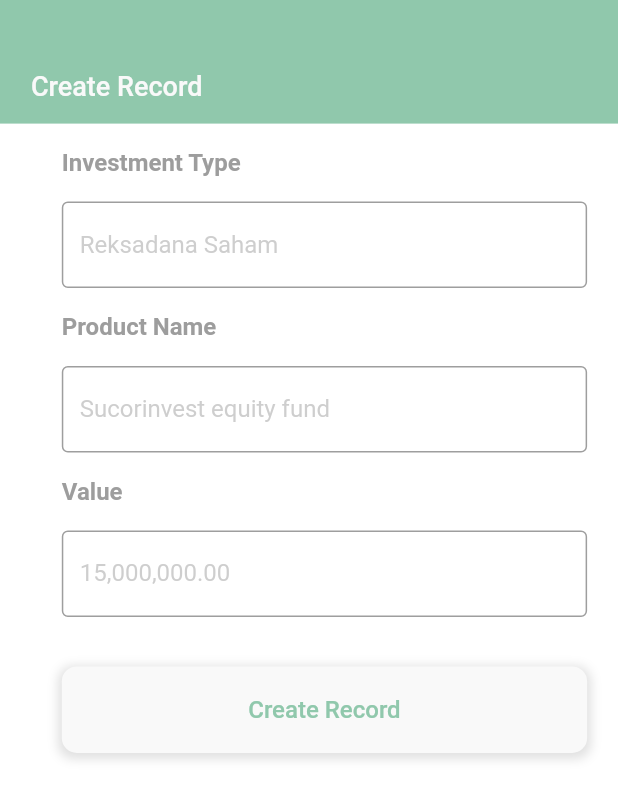
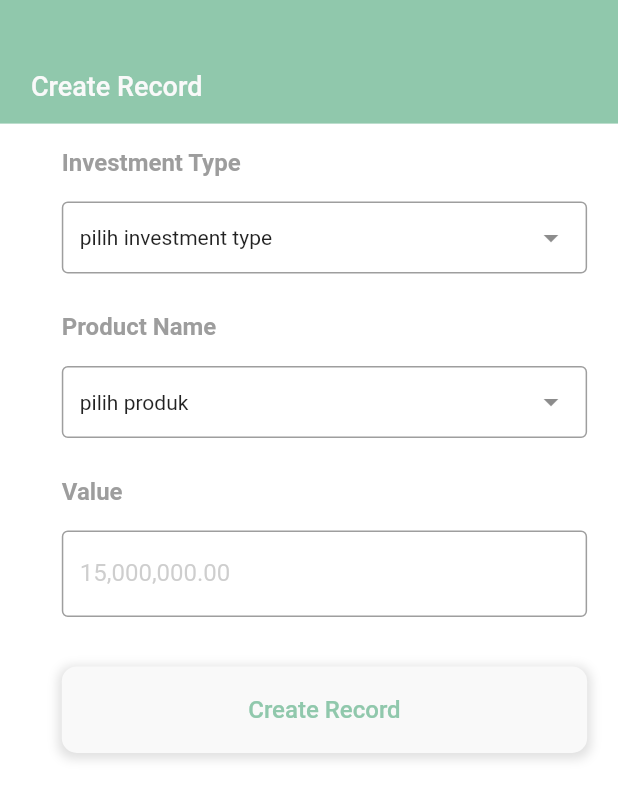
Before and after one commit to dafageraldine/recordinvest, a Flutter app: the screen it shows after launch, after a tap on "Create Record", on a phone screen of 412 x 824 dp. Shown: the top 799 px of the screen. Run offline on Flutter 3.47's test engine with Material 2 defaults, Android fonts, the phone set to English and light mode, and no system bars; drawn by our look-alikes of dropdown_search.

Commit message:
ubah textfield jadi combobox di create record

```diff
--- /dev/null
+++ b/lib/data.dart
@@ -0,0 +1,2 @@
+List<String> comboboxtype = [];
+List<String> comboboxproduct = [];
--- a/lib/home/home.dart
+++ b/lib/home/home.dart
@@ -1,6 +1,7 @@
 import 'package:flutter/material.dart';
 import 'package:flutter/src/foundation/key.dart';
 import 'package:flutter/src/widgets/framework.dart';
+import 'package:recordinvest/data.dart';
 import 'package:recordinvest/menu/addtype.dart';
 import 'package:recordinvest/menu/record.dart';
 
@@ -132,6 +133,8 @@ class _HomepageState extends State<Homepage> {
                       padding: EdgeInsets.only(left: 0.1 * width),
                       child: InkWell(
                         onTap: () {
+                          comboboxtype.add("pilih investment type");
+                          comboboxproduct.add("pilih produk");
                           Navigator.push(
                               context,
                               MaterialPageRoute(
--- a/lib/menu/record.dart
+++ b/lib/menu/record.dart
@@ -1,6 +1,9 @@
+import 'package:dropdown_search/dropdown_search.dart';
 import 'package:flutter/material.dart';
 import 'package:flutter/src/foundation/key.dart';
 import 'package:flutter/src/widgets/framework.dart';
+
+import '../data.dart';
 
 class Recordpage extends StatefulWidget {
   const Recordpage({Key? key}) : super(key: key);
@@ -10,6 +13,15 @@ class Recordpage extends StatefulWidget {
 }
 
 class _RecordpageState extends State<Recordpage> {
+  var selectedtype, selectedproduct;
+
+  @override
+  void initState() {
+    selectedtype = comboboxtype[0];
+    selectedproduct = comboboxproduct[0];
+    super.initState();
+  }
+
   @override
   Widget build(BuildContext context) {
     double width = MediaQuery.of(context).size.width;
@@ -50,22 +62,28 @@ class _RecordpageState extends State<Recordpage> {
           ),
         ),
         Padding(
-            padding: EdgeInsets.only(top: 0.02 * height, left: 0.1 * width),
-            child: Container(
+          padding: EdgeInsets.only(top: 0.02 * height, left: 0.1 * width),
+          child: Container(
               width: 0.85 * width,
               height: 0.07 * height,
-              child: TextFormField(
-                  // controller: pass,
-                  // obscureText: true,
-                  decoration: InputDecoration(
-                      border: OutlineInputBorder(),
-                      hintStyle: TextStyle(
-                        fontWeight: FontWeight.w400,
-                        color: Color.fromRGBO(157, 157, 157, 0.5),
-                        fontSize: 16,
-                      ),
-                      hintText: "Reksadana Saham")),
-            )),
+              decoration: BoxDecoration(
+                // color: Colors.grey[600],
+                borderRadius: BorderRadius.circular(10),
+              ),
+              child: DropdownSearch<String>(
+                popupProps: PopupProps.menu(
+                  itemBuilder: (context, item, isSelected) =>
+                      ListTile(title: Text(item)),
+                  showSearchBox: true,
+                ),
+                items: comboboxtype,
+                dropdownBuilder: (context, item) => Text(item!),
+                onChanged: (value) => setState(() {
+                  selectedtype = value!;
+                }),
+                selectedItem: selectedtype,
+              )),
+        ),
         Padding(
           padding: EdgeInsets.only(top: 0.02 * height, left: 0.1 * width),
           child: Text(
@@ -82,17 +100,23 @@ class _RecordpageState extends State<Recordpage> {
             child: Container(
               width: 0.85 * width,
               height: 0.07 * height,
-              child: TextFormField(
-                  // controller: pass,
-                  // obscureText: true,
-                  decoration: InputDecoration(
-                      border: OutlineInputBorder(),
-                      hintStyle: TextStyle(
-                        fontWeight: FontWeight.w400,
-                        color: Color.fromRGBO(157, 157, 157, 0.5),
-                        fontSize: 16,
-                      ),
-                      hintText: "Sucorinvest equity fund")),
+              decoration: BoxDecoration(
+                // color: Colors.grey[600],
+                borderRadius: BorderRadius.circular(10),
+              ),
+              child: DropdownSearch<String>(
+                popupProps: PopupProps.menu(
+                  itemBuilder: (context, item, isSelected) =>
+                      ListTile(title: Text(item)),
+                  showSearchBox: true,
+                ),
+                items: comboboxproduct,
+                dropdownBuilder: (context, item) => Text(item!),
+                onChanged: (value) => setState(() {
+                  selectedproduct = value!;
+                }),
+                selectedItem: selectedproduct,
+              ),
             )),
         Padding(
           padding: EdgeInsets.only(top: 0.02 * height, left: 0.1 * width),
```
